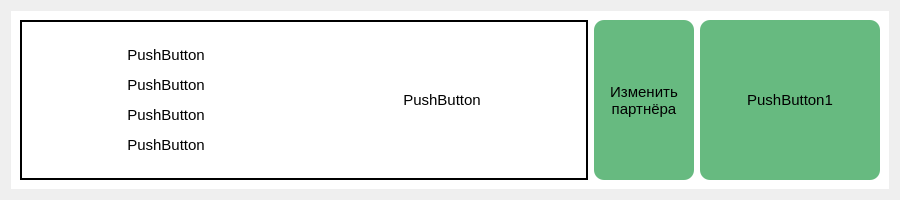
This is ui/widgets/PartnerCard.ui in kramolla/demo as Qt 5 draws it before an edit. The edited form follows.
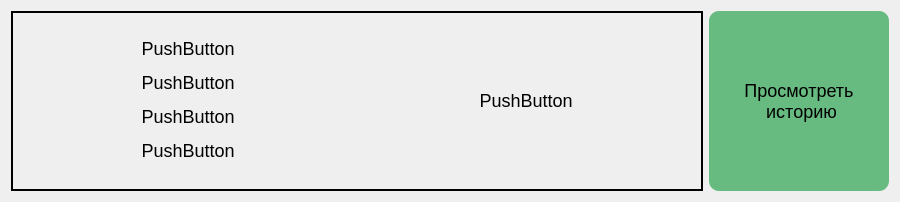
This is the edited form.

Patch:
```diff
--- a/ui/widgets/PartnerCard.ui
+++ b/ui/widgets/PartnerCard.ui
@@ -7,27 +7,46 @@
     <x>0</x>
     <y>0</y>
     <width>900</width>
-    <height>196</height>
+    <height>202</height>
    </rect>
   </property>
+  <property name="sizePolicy">
+   <sizepolicy hsizetype="Preferred" vsizetype="Fixed">
+    <horstretch>0</horstretch>
+    <verstretch>0</verstretch>
+   </sizepolicy>
+  </property>
+  <property name="minimumSize">
+   <size>
+    <width>0</width>
+    <height>0</height>
+   </size>
+  </property>
   <property name="windowTitle">
    <string>Form</string>
   </property>
+  <property name="styleSheet">
+   <string notr="true">font-size: 18px;
+padding: 0px</string>
+  </property>
   <layout class="QHBoxLayout" name="horizontalLayout_3">
    <item>
-    <widget class="QFrame" name="PartnerCardVBox">
-     <property name="styleSheet">
-      <string notr="true">background: white;  color: black; font-size: 15px; padding: 0px</string>
-     </property>
-     <layout class="QHBoxLayout" name="horizontalLayout">
-      <item>
        <widget class="QFrame" name="horizontalFrame">
+     <property name="minimumSize">
+      <size>
+       <width>0</width>
+       <height>0</height>
+      </size>
+     </property>
         <property name="styleSheet">
          <string notr="true">border: 2px solid black;</string>
         </property>
         <layout class="QHBoxLayout" name="horizontalLayout_2">
          <item>
           <widget class="QFrame" name="FirstColumn">
+        <property name="enabled">
+         <bool>true</bool>
+        </property>
            <property name="styleSheet">
             <string notr="true">border: none; padding: 0;</string>
            </property>
@@ -82,35 +101,12 @@
         </layout>
        </widget>
       </item>
-      <item>
-       <widget class="QPushButton" name="EditButton">
-        <property name="minimumSize">
-         <size>
-          <width>0</width>
-          <height>160</height>
-         </size>
-        </property>
-        <property name="maximumSize">
-         <size>
-          <width>100</width>
-          <height>16777215</height>
-         </size>
-        </property>
-        <property name="styleSheet">
-         <string notr="true">background-color: #67BA80;   border-radius: 10px</string>
-        </property>
-        <property name="text">
-         <string>Изменить
-партнёра</string>
-        </property>
-       </widget>
-      </item>
       <item>
        <widget class="QPushButton" name="GetOrdersListButton">
         <property name="minimumSize">
          <size>
           <width>0</width>
-          <height>160</height>
+       <height>180</height>
          </size>
         </property>
         <property name="maximumSize">
@@ -123,11 +119,9 @@
          <string notr="true">background-color: #67BA80;   border-radius: 10px</string>
         </property>
         <property name="text">
-         <string>PushButton1</string>
-        </property>
-       </widget>
-      </item>
-     </layout>
+      <string>Просмотреть 
+ историю</string>
+     </property>
     </widget>
    </item>
   </layout>
```
Left out of the diff: 18 changed lines with no effect on the pictures. Lines whose indentation alone changed are shown as unchanged.
